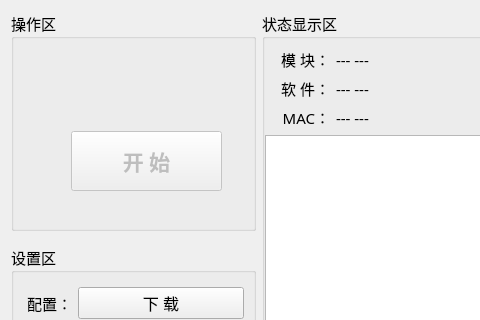
Before: the Qt Designer form ip_fvt/home/home_workwid.ui in ChinaClever/IP-Tools, drawn with Qt 5; both pictures show x 0 to 480 and y 0 to 320 of the 1108 by 499 pixel window.
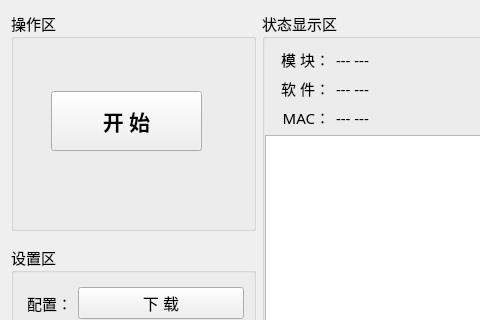
After: the same form once the commit is applied.

```diff
--- a/ip_fvt/home/home_workwid.ui
+++ b/ip_fvt/home/home_workwid.ui
@@ -284,12 +284,12 @@
      </property>
      <widget class="QPushButton" name="startBtn">
       <property name="enabled">
-       <bool>false</bool>
+       <bool>true</bool>
       </property>
       <property name="geometry">
        <rect>
-        <x>60</x>
-        <y>120</y>
+        <x>40</x>
+        <y>80</y>
         <width>151</width>
         <height>60</height>
        </rect>
```
Left out of the diff: 176 changed lines with no effect on the pictures.
